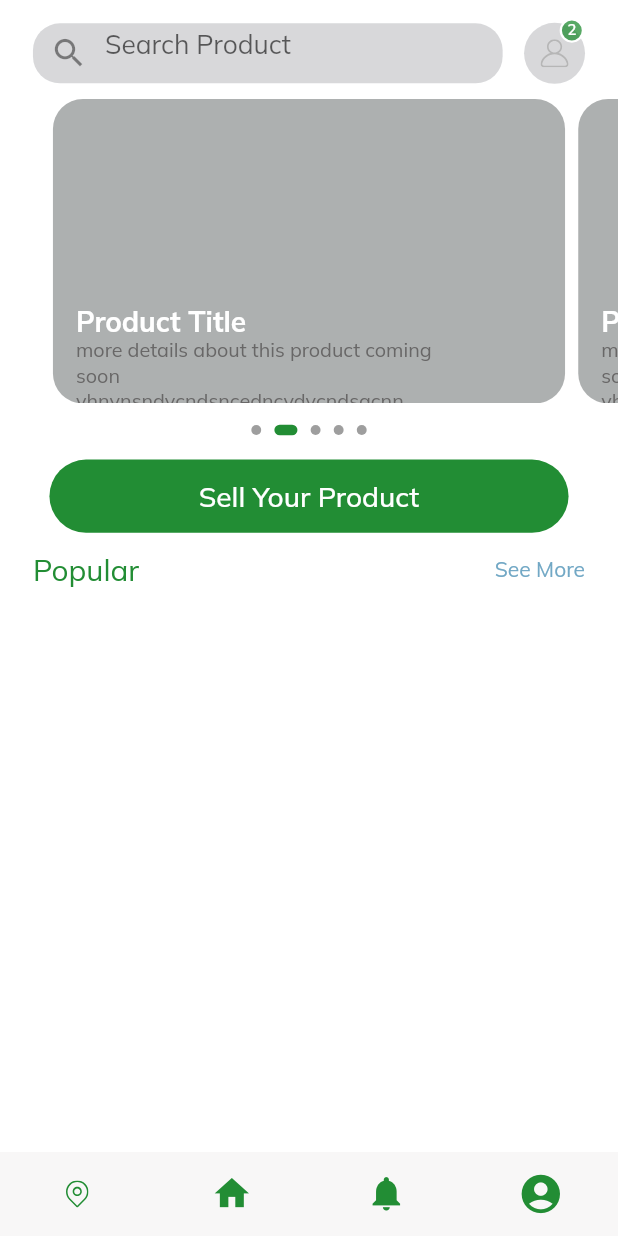
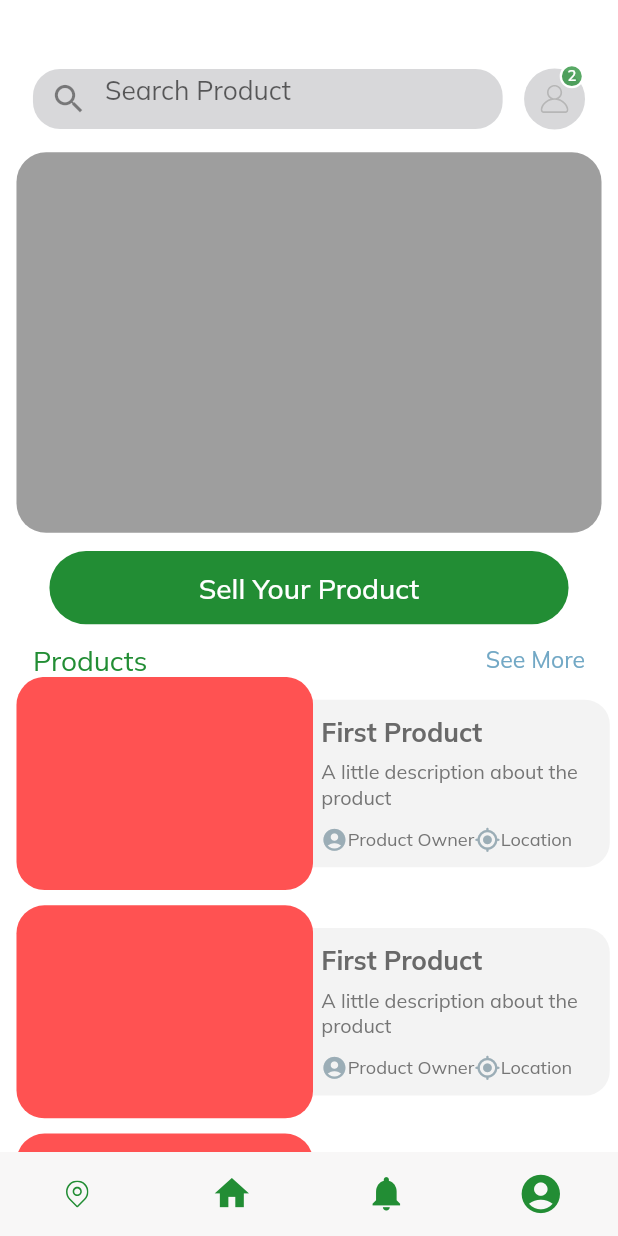
Before and after one commit to supa-modo/FlutterAppProject-4.0, a Flutter app: the HomeScreen screen opened by its route, on a phone screen of 412 x 824 dp. Run offline on Flutter 3.47's test engine with Material 2 defaults, Android fonts, the light colour scheme and no system bars; drawn by our look-alikes of dots_indicator; our stand-ins replace firebase_auth, firebase_core, flutter_svg, image_picker; accounts and stored records are empty.

Commit message:
fixed errors on home screen, added list view items. Pending images

```diff
--- a/teamp_app/lib/components/sectionTitle.dart
+++ b/teamp_app/lib/components/sectionTitle.dart
@@ -19,9 +19,9 @@ class sectionTitleHeader extends StatelessWidget {
       child: Row(
         mainAxisAlignment: MainAxisAlignment.spaceBetween,
         children: [
-          Text(text, style: TextStyle(fontSize: getScreenWidth(18), color: const Color.fromARGB(255, 34, 141, 52))),
+          Text(text, style: TextStyle(fontSize: getScreenWidth(17), color: const Color.fromARGB(255, 34, 141, 52))),
           GestureDetector(
-            child: const Text("See More", style: TextStyle(color: Color.fromARGB(255, 114, 168, 197))),
+            child: Text("See More", style: TextStyle(color: Color.fromARGB(255, 114, 168, 197), fontSize: getScreenWidth(14))),
             onTap: pressed,
           ),
         ]
--- a/teamp_app/lib/screens/homeScreen/components/body.dart
+++ b/teamp_app/lib/screens/homeScreen/components/body.dart
@@ -18,8 +18,8 @@ class Body extends StatelessWidget {
 
   @override
   Widget build(BuildContext context) {
-      return SafeArea(
-        child: SingleChildScrollView(
+      return Container(
+        //child: SingleChildScrollView(
         child: Column(
           children: [
             SizedBox(height: getScreenHeight(15)),
@@ -38,14 +38,27 @@ class Body extends StatelessWidget {
               ),
             ),
             SizedBox(height: getScreenHeight(10)),
-            ProductPageView(),
+            Padding(
+              padding: EdgeInsets.symmetric(horizontal: getScreenWidth(10)),
+              child: SizedBox(
+                child: Container(
+                  decoration: BoxDecoration(
+                    color: Colors.grey,
+                    borderRadius: BorderRadius.circular(getScreenWidth(18))),
+
+                ),
+                height: getScreenHeight(250)),
+            ),
             SizedBox(height: getScreenHeight(10)),
+
+            // ProductPageView(),
+            // SizedBox(height: getScreenHeight(10)),
             //-----------------------------------------------------------------------------------------------
             //2.01 pending modify to slider package provided by flutter
-            SliderDots(),
+            // SliderDots(),
             //---------------------------------------------------------------------------------------------------
             //13.00 check flutter way
-            SizedBox(height: getScreenHeight(10)),
+            // SizedBox(height: getScreenHeight(10)),
             Container(
               height: getScreenHeight(52),
               width: getScreenWidth(400),
@@ -62,64 +75,84 @@ class Body extends StatelessWidget {
             ),
             SizedBox(height: getScreenHeight(10)),
             sectionTitleHeader(
-              text: "Popular",
+              text: "Products",
               pressed: () {},
             ),
             SizedBox(height: getScreenHeight(25)),
+            // Container(
+            //   height: getScreenHeight(900),
+            //     // child: ListView.builder(
+            //     //   itemBuilder: (context, index) {
+            //     //     return Container(
+            //     //       margin: EdgeInsets.only(left: getScreenWidth(20), right: getScreenWidth(20)),
+            //     //       child: Row(
+            //     //         children: [
+            //     //           Container(
+            //     //             width: 120,
+            //     //             height: 120,
+            //     //             decoration: BoxDecoration(
+            //     //               borderRadius: BorderRadius.circular(getScreenWidth(15)),
+            //     //               color: Colors.white38,
+            //     //               //image: AssetImage("assets/images/tomato.jpg")
+            //     //             ),
+            //     //           ),
+            //     //         ]
+            //     //       )
+            //     //     );
+            //     //    }),
+            // ),
             Container(
-              height: getScreenHeight(900),
-                // child: ListView.builder(
-                //   itemBuilder: (context, index) {
-                //     return Container(
-                //       margin: EdgeInsets.only(left: getScreenWidth(20), right: getScreenWidth(20)),
-                //       child: Row(
-                //         children: [
-                //           Container(
-                //             width: 120,
-                //             height: 120,
-                //             decoration: BoxDecoration(
-                //               borderRadius: BorderRadius.circular(getScreenWidth(15)),
-                //               color: Colors.white38,
-                //               //image: AssetImage("assets/images/tomato.jpg")
-                //             ),
-                //           ),
-                //         ]
-                //       )
-                //     );
-                //    }),
+              height: getScreenHeight(700),
+              child: ListView.builder(
+                itemCount: 10,
+                itemBuilder: ((context, index) {
+                return Container(
+                  margin: EdgeInsets.only(left: getScreenWidth(20), right: getScreenWidth(20)),
+                  child: Row(
+                    children: [
+                      Container(
+                        decoration: BoxDecoration(
+                          borderRadius: BorderRadius.circular(getScreenWidth(17)),
+                          color: Colors.white38,
+                          image: DecorationImage(image: AssetImage("teamp_app/assets/images/tomato.jpg")),
+                        )
+                      ),
+                    ]
+                  ),
+                );
+              })),
             ),
-
             //16.51 pending adding categories-------------------------------------------------------------------
           ],
-        ),
+        // ),
       ));
 
   }
 }
 
-class SliderDots extends StatelessWidget {
-  const SliderDots({
-    Key? key,
-  }) : super(key: key);
+// class SliderDots extends StatelessWidget {
+//   const SliderDots({
+//     Key? key,
+//   }) : super(key: key);
 
-  @override
-  Widget build(BuildContext context) {
-    return Padding(
-      padding: EdgeInsets.symmetric(vertical: 4),
-      child: DotsIndicator(
-        dotsCount: 5,
-        // TODO
-        // check on slider position error
-        position: 1, //currentPageIndex,
-        decorator: DotsDecorator(
-          activeColor: appPrimaryColor,
-          size: Size.square(getScreenWidth(6.0)),
-          activeSize: Size(getScreenWidth(14.0), getScreenHeight(7.0)),
-          activeShape:
-              RoundedRectangleBorder(borderRadius: BorderRadius.circular(5.0)),
-          spacing: EdgeInsets.symmetric(horizontal: getScreenWidth(4.0)),
-        ),
-      ),
-    );
-  }
-}
+//   @override
+//   Widget build(BuildContext context) {
+//     return Padding(
+//       padding: EdgeInsets.symmetric(vertical: 4),
+//       child: DotsIndicator(
+//         dotsCount: 5,
+//         // TODO
+//         // check on slider position error
+//         position: 1, //currentPageIndex,
+//         decorator: DotsDecorator(
+//           activeColor: appPrimaryColor,
+//           size: Size.square(getScreenWidth(6.0)),
+//           activeSize: Size(getScreenWidth(14.0), getScreenHeight(7.0)),
+//           activeShape:
+//               RoundedRectangleBorder(borderRadius: BorderRadius.circular(5.0)),
+//           spacing: EdgeInsets.symmetric(horizontal: getScreenWidth(4.0)),
+//         ),
+//       ),
+//     );
+//   }
+// }
--- /dev/null
+++ b/teamp_app/lib/screens/homeScreen/components/itemsView.dart
@@ -0,0 +1,121 @@
+import "package:flutter/material.dart";
+
+import '../../../components/defaultButton.dart';
+import '../../../components/sectionTitle.dart';
+import '../../../sizeConfig.dart';
+import '../../ImageViewScreen/imageView.dart';
+
+class ItemsView extends StatefulWidget {
+  const ItemsView({Key? key}) : super(key: key);
+
+  @override
+  State<ItemsView> createState() => _ItemsViewState();
+}
+
+class _ItemsViewState extends State<ItemsView> {
+  @override
+  Widget build(BuildContext context) {
+    return Container(
+      child: Column(children: [
+        Padding(
+          padding: EdgeInsets.symmetric(horizontal: getScreenWidth(10)),
+          child: SizedBox(
+              child: Container(
+                decoration: BoxDecoration(
+                    color: Colors.grey,
+                    borderRadius: BorderRadius.circular(getScreenWidth(18))),
+              ),
+              height: getScreenHeight(250)),
+        ),
+        SizedBox(height: getScreenHeight(10)),
+        Container(
+          height: getScreenHeight(52),
+          width: getScreenWidth(400),
+          child: Padding(
+            padding: EdgeInsets.symmetric(
+                horizontal: getScreenWidth(30), vertical: getScreenHeight(2)),
+            child: DefaultButton(
+              text: "Sell Your Product",
+              pressed: () {
+                Navigator.pushNamed(context, ImageViewScreen.routeName);
+              },
+            ),
+          ),
+        ),
+        SizedBox(height: getScreenHeight(10)),
+        sectionTitleHeader(
+          text: "Products",
+          pressed: () {},
+        ),
+        // SizedBox(height: getScreenHeight(1)),
+        Container(
+          height: getScreenHeight(700),
+          child: ListView.builder(
+              physics: NeverScrollableScrollPhysics(),
+              itemCount: 10,
+              itemBuilder: ((context, index) {
+                return Container(
+                  margin: EdgeInsets.only(
+                      left: getScreenWidth(10),
+                      right: getScreenWidth(5),
+                      bottom: getScreenHeight(10)),
+                  child: Row(children: [
+                    //image section - not loading, pending fluter clean and pub get to try and solve
+                    Container(
+                        width: getScreenWidth(180),
+                        height: getScreenHeight(140),
+                        decoration: BoxDecoration(
+                          borderRadius:
+                              BorderRadius.circular(getScreenWidth(17)),
+                          color: Colors.redAccent,
+                          //image: DecorationImage(image: AssetImage("teamp_app/assets/images/onions.jpeg")),
+                        )),
+                    Expanded(
+                      child: Container(
+                        height: getScreenHeight(110),
+                        width: getScreenWidth(165),
+                        decoration: BoxDecoration(
+                          color: Color.fromARGB(255, 243, 243, 243),
+                          borderRadius: BorderRadius.only(
+                            topRight: Radius.circular(getScreenWidth(15)),
+                            bottomRight: Radius.circular(getScreenWidth(15)),
+                          ),
+                        ),
+                        child: Padding(
+                          padding: EdgeInsets.only(left: getScreenWidth(5)),
+                          child: Column(
+                            crossAxisAlignment: CrossAxisAlignment.start,
+                            mainAxisAlignment: MainAxisAlignment.center,
+                            children: [
+                            Text("First Product",
+                                style: TextStyle(
+                                    fontWeight: FontWeight.bold,
+                                    fontSize: getScreenWidth(16),
+                                    color: Color.fromARGB(255, 105, 105, 105))),
+                            SizedBox(height: getScreenHeight(8)),
+                            Text(
+                              "A little description about the product",
+                              style: TextStyle(fontSize: getScreenWidth(12)),
+                            ),
+                            SizedBox(height: getScreenHeight(10)),
+                            Row(
+                              children: [
+                                Icon(Icons.account_circle_rounded, color: Color.fromARGB(255, 155, 173, 182), size: getScreenWidth(16),),
+                                Text("Product Owner", style: TextStyle(fontSize: getScreenWidth(11))),
+
+                                Icon(Icons.gps_fixed_rounded, color: Color.fromARGB(255, 155, 173, 182), size: getScreenWidth(16),),
+                                Text("Location", style: TextStyle(fontSize: getScreenWidth(11))),
+                              ]
+                            )
+                          ]),
+                        ),
+                      ),
+                    ),
+                  ]),
+                );
+              })),
+        ),
+      ]),
+    );
+  }
+}
--- a/teamp_app/lib/screens/homeScreen/components/searchfield.dart
+++ b/teamp_app/lib/screens/homeScreen/components/searchfield.dart
@@ -10,7 +10,6 @@ class searchField extends StatelessWidget {
   @override
   Widget build(BuildContext context) {
     return Container(
-      //width: SizeConfig.screenWidth! * 0.6, //height: 38,
       width: SizeConfig.screenWidth! *0.76, height: 40,
       decoration: BoxDecoration(
         color: const Color.fromARGB(132, 179, 180, 184),
--- a/teamp_app/lib/screens/homeScreen/homeScreen.dart
+++ b/teamp_app/lib/screens/homeScreen/homeScreen.dart
@@ -1,8 +1,10 @@
 import 'package:flutter/material.dart';
 import 'package:flutter_svg/flutter_svg.dart';
 import 'package:teamp_app/screens/homeScreen/components/body.dart';
+import 'package:teamp_app/screens/homeScreen/components/itemsView.dart';
 import 'package:teamp_app/screens/profileScreen/profileScreen.dart';
 
+import '../../components/counterIconButton.dart';
 import '../../constants.dart';
 import '../../sizeConfig.dart';
 
@@ -13,7 +15,31 @@ class HomeScreen extends StatelessWidget {
   @override
   Widget build(BuildContext context) {
     return Scaffold(
-      body: Body(),
+      // body: Body(),
+      body: Column(
+        children: [
+          Container(
+                  margin: EdgeInsets.only(top: getScreenHeight(45), bottom: getScreenHeight(15), ),//left: getScreenWidth(10)),
+            child: Padding(
+              padding: EdgeInsets.symmetric(horizontal: getScreenWidth(20),),
+              child: Row(
+                mainAxisAlignment: MainAxisAlignment.spaceBetween,
+                children: [
+                  searchField2(),
+                  counterIconButton(
+                    pressed: () {},
+                    svgSrc: "assets/icons/User Icon.svg",
+                    numberOfItems: 2,
+                  ),
+                ],
+              ),
+
+
+            ),
+          ),
+        Expanded(child: SingleChildScrollView(child: ItemsView(),),)
+        ],
+      ),
       bottomNavigationBar: Container(
         padding: const EdgeInsets.symmetric(vertical: 4),
         decoration: const BoxDecoration(
@@ -39,9 +65,7 @@ class HomeScreen extends StatelessWidget {
                     size: getScreenWidth(25),
                   )),
               IconButton(
-                  onPressed: () {
-
-                  },
+                  onPressed: () {},
                   icon: Icon(
                     Icons.notifications,
                     color: appPrimaryColor,
@@ -62,3 +86,41 @@ class HomeScreen extends StatelessWidget {
     );
   }
 }
+
+class searchField2 extends StatelessWidget {
+  const searchField2({
+    Key? key,
+  }) : super(key: key);
+
+  @override
+  Widget build(BuildContext context) {
+    return Container(
+      width: SizeConfig.screenWidth! * 0.76,
+      height: 40,
+      decoration: BoxDecoration(
+        color: const Color.fromARGB(132, 179, 180, 184),
+        borderRadius: BorderRadius.circular(18),
+      ),
+      child: TextField(
+        onChanged: (value) {
+          // TODO
+          //*************************-------------------------------*****************************
+        },
+        decoration: InputDecoration(
+          enabledBorder: InputBorder.none,
+          focusedBorder: InputBorder.none,
+          hintText: "Search Product",
+          hintStyle: TextStyle(fontSize: getScreenWidth(16)),
+          prefixIcon: Icon(
+            Icons.search,
+            size: getScreenWidth(23),
+          ),
+          contentPadding: EdgeInsets.symmetric(
+            horizontal: getScreenWidth(20),
+            vertical: getScreenWidth(14),
+          ),
+        ),
+      ),
+    );
+  }
+}
```
